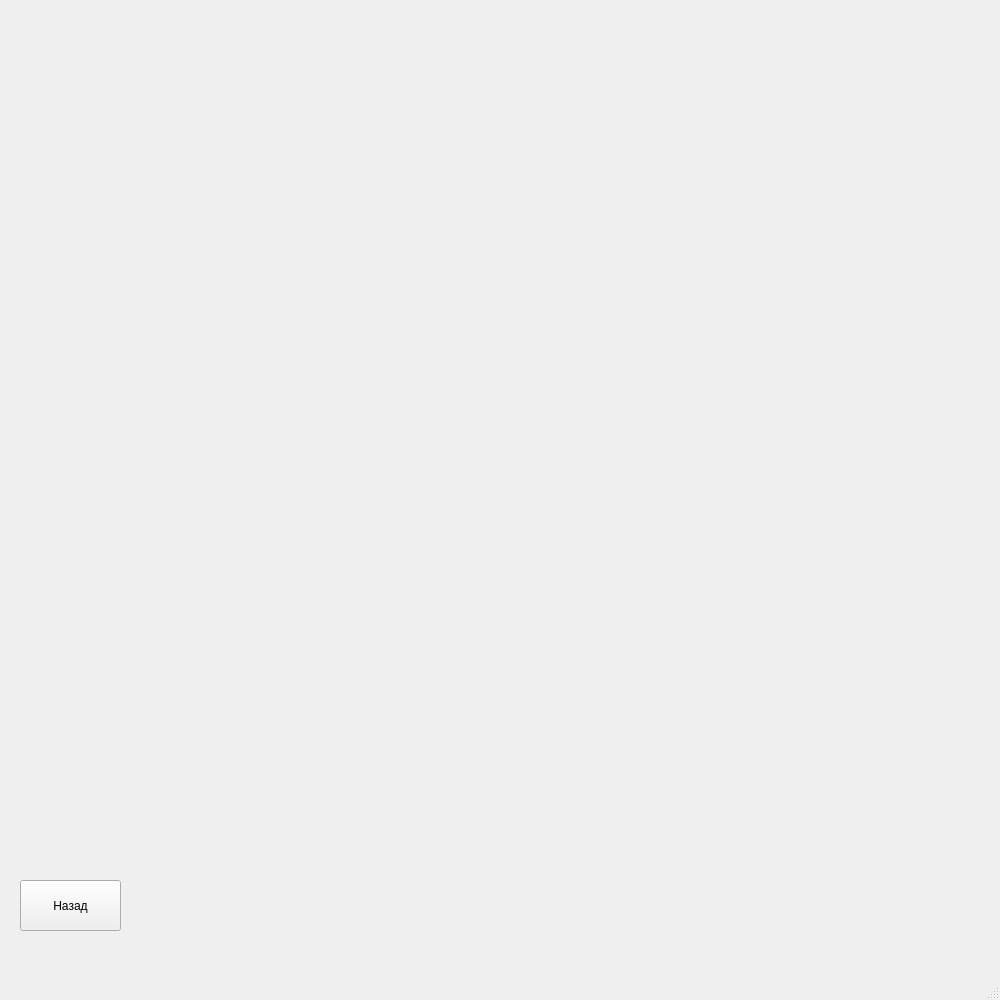
First picture: the form in settings.ui, repository Kirsenko2023/School-Helper, before the edit.
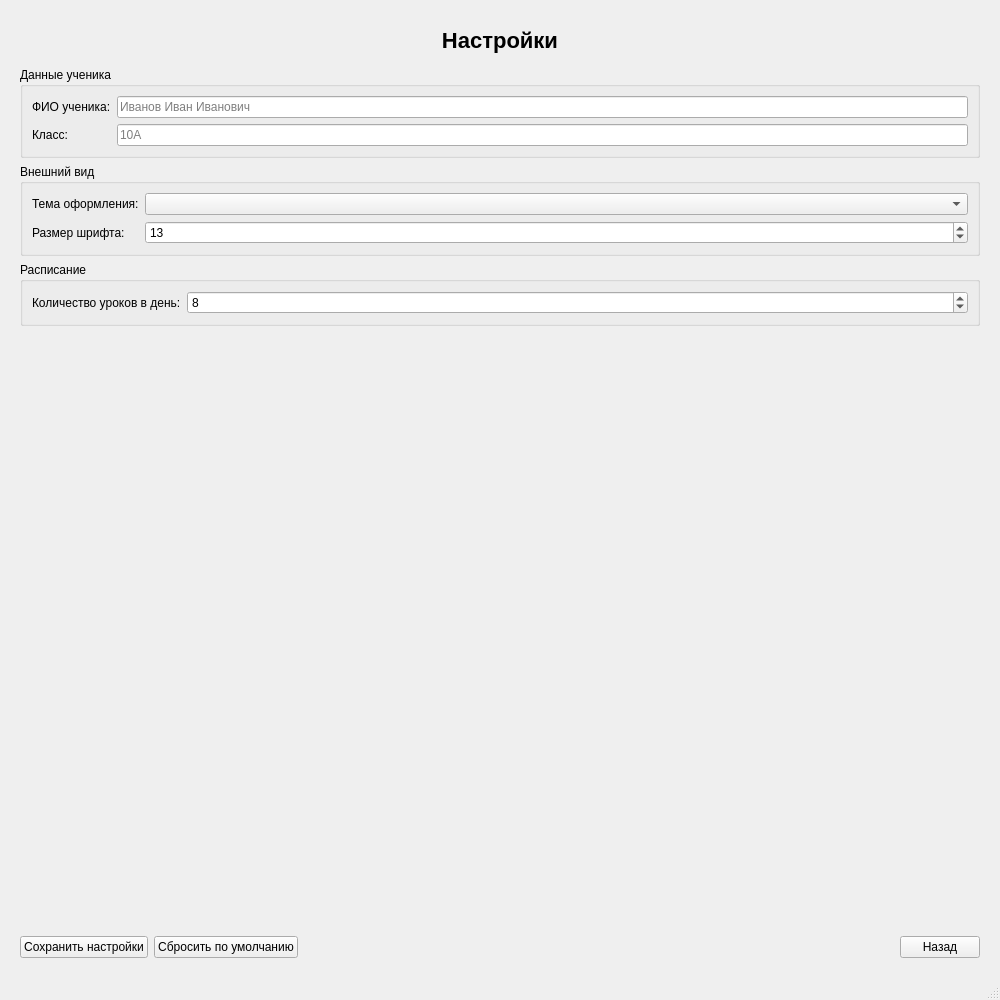
Second picture: the form after the edit.

Commit message: добавил настройки, полный код в файле 3.py

What changed in the file:
```diff
--- a/settings.ui
+++ b/settings.ui
@@ -14,19 +14,127 @@
    <string>MainWindow</string>
   </property>
   <widget class="QWidget" name="centralwidget">
-   <widget class="QPushButton" name="btn_back">
-    <property name="geometry">
-     <rect>
-      <x>20</x>
-      <y>880</y>
-      <width>101</width>
-      <height>51</height>
-     </rect>
-    </property>
-    <property name="text">
-     <string>Назад</string>
-    </property>
-   </widget>
+   <layout class="QVBoxLayout" name="mainLayout">
+    <property name="leftMargin"><number>20</number></property>
+    <property name="topMargin"><number>20</number></property>
+    <property name="rightMargin"><number>20</number></property>
+    <property name="bottomMargin"><number>20</number></property>
+    <item>
+     <widget class="QLabel" name="title_label">
+      <property name="text"><string>Настройки</string></property>
+      <property name="alignment"><set>Qt::AlignCenter</set></property>
+      <property name="styleSheet"><string notr="true">font-size: 22px; font-weight: bold; padding: 8px;</string></property>
+     </widget>
+    </item>
+    <item>
+     <widget class="QGroupBox" name="group_student">
+      <property name="title"><string>Данные ученика</string></property>
+      <layout class="QFormLayout" name="form_student">
+       <item row="0" column="0">
+        <widget class="QLabel" name="label_name">
+         <property name="text"><string>ФИО ученика:</string></property>
+        </widget>
+       </item>
+       <item row="0" column="1">
+        <widget class="QLineEdit" name="line_student_name">
+         <property name="placeholderText"><string>Иванов Иван Иванович</string></property>
+        </widget>
+       </item>
+       <item row="1" column="0">
+        <widget class="QLabel" name="label_class">
+         <property name="text"><string>Класс:</string></property>
+        </widget>
+       </item>
+       <item row="1" column="1">
+        <widget class="QLineEdit" name="line_student_class">
+         <property name="placeholderText"><string>10А</string></property>
+        </widget>
+       </item>
+      </layout>
+     </widget>
+    </item>
+    <item>
+     <widget class="QGroupBox" name="group_appearance">
+      <property name="title"><string>Внешний вид</string></property>
+      <layout class="QFormLayout" name="form_appearance">
+       <item row="0" column="0">
+        <widget class="QLabel" name="label_theme">
+         <property name="text"><string>Тема оформления:</string></property>
+        </widget>
+       </item>
+       <item row="0" column="1">
+        <widget class="QComboBox" name="combo_theme"/>
+       </item>
+       <item row="1" column="0">
+        <widget class="QLabel" name="label_font_size">
+         <property name="text"><string>Размер шрифта:</string></property>
+        </widget>
+       </item>
+       <item row="1" column="1">
+        <widget class="QSpinBox" name="spin_font_size">
+         <property name="minimum"><number>9</number></property>
+         <property name="maximum"><number>20</number></property>
+         <property name="value"><number>13</number></property>
+        </widget>
+       </item>
+      </layout>
+     </widget>
+    </item>
+    <item>
+     <widget class="QGroupBox" name="group_schedule">
+      <property name="title"><string>Расписание</string></property>
+      <layout class="QFormLayout" name="form_schedule">
+       <item row="0" column="0">
+        <widget class="QLabel" name="label_lesson_count">
+         <property name="text"><string>Количество уроков в день:</string></property>
+        </widget>
+       </item>
+       <item row="0" column="1">
+        <widget class="QSpinBox" name="spin_lesson_count">
+         <property name="minimum"><number>1</number></property>
+         <property name="maximum"><number>12</number></property>
+         <property name="value"><number>8</number></property>
+        </widget>
+       </item>
+      </layout>
+     </widget>
+    </item>
+    <item>
+     <spacer name="verticalSpacer">
+      <property name="orientation"><enum>Qt::Vertical</enum></property>
+      <property name="sizeHint" stdset="0"><size><width>20</width><height>40</height></size></property>
+     </spacer>
+    </item>
+    <item>
+     <layout class="QHBoxLayout" name="buttonsLayout">
+      <item>
+       <widget class="QPushButton" name="btn_save_settings">
+        <property name="text"><string>Сохранить настройки</string></property>
+        <property name="minimumHeight"><number>36</number></property>
+       </widget>
+      </item>
+      <item>
+       <widget class="QPushButton" name="btn_reset_settings">
+        <property name="text"><string>Сбросить по умолчанию</string></property>
+        <property name="minimumHeight"><number>36</number></property>
+       </widget>
+      </item>
+      <item>
+       <spacer name="hSpacer">
+        <property name="orientation"><enum>Qt::Horizontal</enum></property>
+        <property name="sizeHint" stdset="0"><size><width>40</width><height>20</height></size></property>
+       </spacer>
+      </item>
+      <item>
+       <widget class="QPushButton" name="btn_back">
+        <property name="text"><string>Назад</string></property>
+        <property name="minimumHeight"><number>36</number></property>
+        <property name="minimumWidth"><number>120</number></property>
+       </widget>
+      </item>
+     </layout>
+    </item>
+   </layout>
   </widget>
   <widget class="QMenuBar" name="menubar">
    <property name="geometry">
```
Left out of the diff: 13 changed lines with no effect on the pictures. The commit also changes 10 other files.
